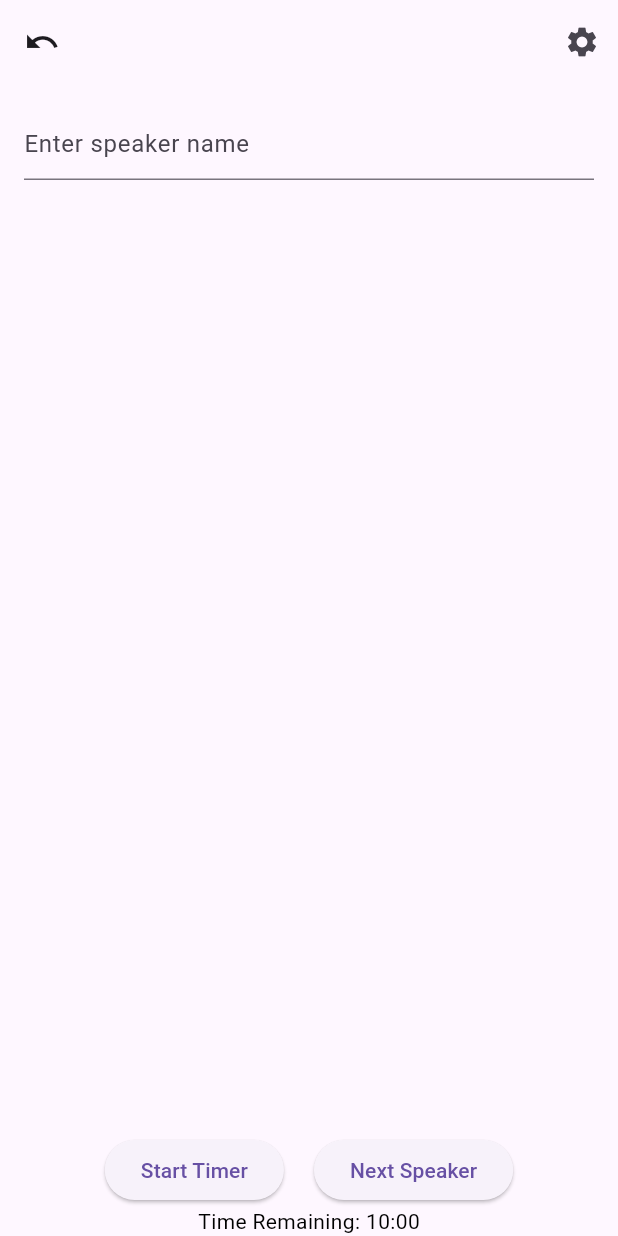
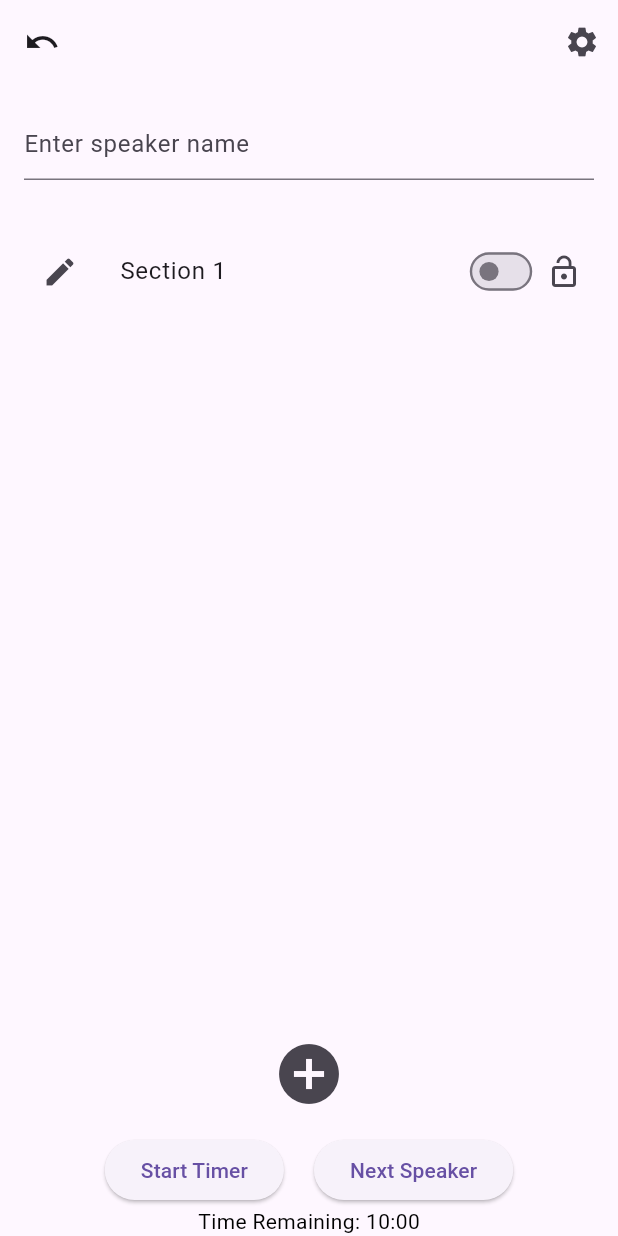
Before and after one commit to KilakOriginal/speakers_list, a Flutter app: the screen it shows after launch, on a phone screen of 412 x 824 dp. Run offline on Flutter 3.47's test engine with Material 3 defaults, Android fonts, the phone set to English and light mode, and no system bars.

Commit message:
Add sections

```diff
--- a/assets/languages/de.json
+++ b/assets/languages/de.json
@@ -12,5 +12,6 @@
     "save": "Speichern",
     "current_speaker": "Aktueller Redner",
     "next_up": "Als nächstes",
-    "language": "Sprache"
+    "language": "Sprache",
+    "section": "Abschnitt"
 }
--- a/assets/languages/en.json
+++ b/assets/languages/en.json
@@ -12,5 +12,6 @@
     "save": "Save",
     "current_speaker": "Current Speaker",
     "next_up": "Next Up",
-    "language": "Language"
+    "language": "Language",
+    "section": "Section"
 }
--- a/assets/languages/fr.json
+++ b/assets/languages/fr.json
@@ -12,5 +12,6 @@
     "save": "Sauvegarder",
     "current_speaker": "Orateur actuel",
     "next_up": "Prochaine étape",
-    "language": "Langue"
+    "language": "Langue",
+    "section": "Section"
 }
--- /dev/null
+++ b/lib/models/section.dart
@@ -0,0 +1,16 @@
+class Section {
+  String name;
+  bool isOpen;
+  List<String> speakers;
+
+  Section({required this.name, this.isOpen = true, List<String>? speakers})
+      : speakers = speakers ?? [];
+
+  Section clone() {
+    return Section(
+      name: this.name,
+      isOpen: this.isOpen,
+      speakers: List<String>.from(this.speakers),
+    );
+  }
+}
--- a/lib/screens/home_screen.dart
+++ b/lib/screens/home_screen.dart
@@ -4,6 +4,7 @@ import 'dart:async';
 import 'settings_screen.dart';
 import '../util/undo_action.dart';
 import '../util/l10n.dart';
+import '../models/section.dart';
 
 class HomeScreen extends StatefulWidget {
   final Function(ThemeMode) setThemeMode;
@@ -20,7 +21,7 @@ class HomeScreenState extends State<HomeScreen> {
   final int _maxUndoStackSize = 10;
   final FocusNode _focusNode = FocusNode();
 
-  List<String> _speakers = [];
+  List<Section> _sections = [Section(name: '${L10n.translate('section')} 1')];
   TextEditingController _controller = TextEditingController();
   int _selectedIndex = -1;
   bool _timerActive = false;
@@ -28,32 +29,91 @@ class HomeScreenState extends State<HomeScreen> {
   int _currentTime = 600; // 10 minutes in seconds
   Timer? _timer;
 
-  void _addSpeaker(String name) {
+  void _addSection() {
     setState(() {
-      _speakers.add(name);
-      if (_speakers.length == 1) {
-        _currentTime = _maxTimePerSpeaker;
-        _startTimer();
+      _sections.add(Section(name: '${L10n.translate('section')} ${_sections.length + 1}'));
+    });
+  }
+
+  void _renameSection(Section section) {
+    _editController.text = section.name;
+    showDialog(
+      context: context,
+      builder: (BuildContext context) {
+        return AlertDialog(
+          title: Text(L10n.translate('edit_section')),
+          content: TextField(
+            controller: _editController,
+          ),
+          actions: <Widget>[
+            TextButton(
+              child: Text(L10n.translate('cancel')),
+              onPressed: () {
+                Navigator.pop(context);
+              },
+            ),
+            TextButton(
+              child: Text(L10n.translate('save')),
+              onPressed: () {
+                if (_editController.text.isNotEmpty) {
+                  setState(() {
+                    _undoStack.add(UndoAction(type: 'rename_section', speakers: List.from(section.speakers), index: _sections.indexOf(section)));
+                    section.name = _editController.text;
+                  });
+                  Navigator.pop(context);
+                }
+              },
+            ),
+          ],
+        );
+      },
+    );
+  }
+
+  void _closeSection(Section section) {
+    setState(() {
+      section.isOpen = false;
+      if (section.speakers.isEmpty) {
+        _undoStack.add(UndoAction(type: 'remove_section', speakers: List.from(section.speakers), index: _sections.indexOf(section)));
+        _sections.remove(section);
       }
     });
   }
 
-  void _removeSpeaker(int index) {
+  void _toggleSectionLock(Section section) {
     setState(() {
-      _undoStack.add(UndoAction(type: 'remove', index: index, name: _speakers[index]));
-      if (_undoStack.length > _maxUndoStackSize) {
-        _undoStack.removeAt(0);
+      section.isOpen = !section.isOpen;
+    });
   }
-      _speakers.removeAt(index);
-      if (_speakers.isEmpty) {
-        _timer?.cancel();
-        _timerActive = false;
+
+  void _addSpeaker(String name) {
+    setState(() {
+      Section? topmostOpenSection;
+      try {
+        topmostOpenSection = _sections.firstWhere((section) => section.isOpen);
+      } catch (e) {
+        topmostOpenSection = null;
+      }
+      if (topmostOpenSection != null) {
+        _undoStack.add(UndoAction(type: 'add_speaker', speakers: List.from(topmostOpenSection.speakers), index: _sections.indexOf(topmostOpenSection)));
+        topmostOpenSection.speakers.add(name);
+      }
+    });
+  }
+
+  void _removeSpeaker(Section section, String speaker) {
+    setState(() {
+      _undoStack.add(UndoAction(type: 'remove_speaker', speakers: List.from(section.speakers), name: speaker, index: _sections.indexOf(section)));
+      section.speakers.remove(speaker);
+      if (section.speakers.isEmpty) {
+        _sections.remove(section);
       }
     });
   }
 
   void _editName(int index) {
-    _editController.text = _speakers[index];
+    Section topmostOpenSection = _sections.firstWhere((section) => section.isOpen);
+    _editController.text = topmostOpenSection.speakers[index];
     showDialog(
       context: context,
       builder: (BuildContext context) {
@@ -74,11 +134,8 @@ class HomeScreenState extends State<HomeScreen> {
               onPressed: () {
                 if (_editController.text.isNotEmpty) {
                   setState(() {
-                    _undoStack.add(UndoAction(type: 'rename', index: index, name: _speakers[index]));
-                    if (_undoStack.length > _maxUndoStackSize) {
-                      _undoStack.removeAt(0);
-                    }
-                    _speakers[index] = _editController.text;
+                    _undoStack.add(UndoAction(type: 'rename_speaker', speakers: List.from(topmostOpenSection.speakers), index: index, name: topmostOpenSection.speakers[index]));
+                    topmostOpenSection.speakers[index] = _editController.text;
                   });
                   Navigator.pop(context);
                 }
@@ -92,13 +149,10 @@ class HomeScreenState extends State<HomeScreen> {
 
   void _nextSpeaker() {
     setState(() {
-      if (_speakers.isNotEmpty) {
-        _undoStack.add(UndoAction(type: 'next', index: 0, name: _speakers[0], timeRemaining: _currentTime));
-        if (_undoStack.length > _maxUndoStackSize) {
-          _undoStack.removeAt(0);
-        }
-        _speakers.removeAt(0);
-        if (_speakers.isNotEmpty) {
+      if (_sections[0].speakers.isNotEmpty) {
+        _undoStack.add(UndoAction(type: 'next_speaker', speakers: List.from(_sections[0].speakers), name: _sections[0].speakers[0], timeRemaining: _currentTime, index: 0));
+        _sections[0].speakers.removeAt(0);
+        if (_sections[0].speakers.isNotEmpty) {
           _currentTime = _maxTimePerSpeaker;
         } else {
           _timer?.cancel();
@@ -113,15 +167,24 @@ class HomeScreenState extends State<HomeScreen> {
       final action = _undoStack.removeLast();
       setState(() {
         switch (action.type) {
-          case 'remove':
-            _speakers.insert(action.index, action.name!);
+          case 'add_speaker':
+            _sections[action.index].speakers = action.speakers!;
             break;
-          case 'rename':
-            _speakers[action.index] = action.name!;
+          case 'remove_speaker':
+            _sections[action.index].speakers = action.speakers!;
             break;
-          case 'next':
-            _speakers.insert(0, action.name!);
+          case 'rename_speaker':
+            _sections[action.index].speakers = action.speakers!;
+            break;
+          case 'next_speaker':
+            _sections[0].speakers = action.speakers!;
             _currentTime = action.timeRemaining!;
+            break;
+          case 'rename_section':
+            _sections[action.index].speakers = action.speakers!;
+            break;
+          case 'remove_section':
+            _sections.insert(action.index, Section(name: action.name!, speakers: action.speakers!));
             break;
         }
       });
@@ -130,7 +193,7 @@ class HomeScreenState extends State<HomeScreen> {
 
   void _startTimer() {
     _timer?.cancel();
-    if (_timerActive && _speakers.isNotEmpty) {
+    if (_timerActive && _sections[0].speakers.isNotEmpty) {
       _timer = Timer.periodic(Duration(seconds: 1), (timer) {
         setState(() {
           if (_currentTime > 0) {
@@ -145,7 +208,7 @@ class HomeScreenState extends State<HomeScreen> {
   }
 
   void _toggleTimer() {
-    if (_speakers.isNotEmpty) {
+    if (_sections[0].speakers.isNotEmpty) {
       setState(() {
         _timerActive = !_timerActive;
         if (_timerActive) {
@@ -160,7 +223,7 @@ class HomeScreenState extends State<HomeScreen> {
   void _setTimeLimit(int newTimeLimit) {
     setState(() {
       _maxTimePerSpeaker = newTimeLimit;
-      if (_speakers.isNotEmpty) {
+      if (_sections[0].speakers.isNotEmpty) {
         _currentTime = newTimeLimit;
       }
     });
@@ -239,7 +302,7 @@ class HomeScreenState extends State<HomeScreen> {
                     ),
                   ),
                   SizedBox(height: 16),
-                  if (_speakers.isNotEmpty)
+                  if (_sections.isNotEmpty && _sections[0].speakers.isNotEmpty)
                     Column(
                       crossAxisAlignment: CrossAxisAlignment.start,
                       children: [
@@ -260,7 +323,7 @@ class HomeScreenState extends State<HomeScreen> {
                             child: Align(
                               alignment: Alignment.center,
                               child: Text(
-                                _speakers[0],
+                                _sections[0].speakers[0],
                                 style: TextStyle(
                                   fontSize: 28,
                                   fontWeight: FontWeight.bold,
@@ -273,31 +336,53 @@ class HomeScreenState extends State<HomeScreen> {
                       ],
                     ),
                   SizedBox(height: 16),
-                  if (_speakers.length > 1)
-                    Container(
-                      alignment: Alignment.centerLeft,
-                      padding: const EdgeInsets.symmetric(horizontal: 16.0),
-                      child: Text(
-                        '${L10n.translate('next_up')}:',
-                        style: TextStyle(fontSize: 18, fontWeight: FontWeight.bold),
+                  Expanded(
+                    child: ReorderableListView(
+                      onReorder: (oldIndex, newIndex) {
+                        setState(() {
+                          if (newIndex > oldIndex) newIndex--;
+                          final section = _sections.removeAt(oldIndex);
+                          _sections.insert(newIndex, section);
+                        });
+                      },
+                      children: _sections.map((section) {
+                        return ExpansionTile(
+                          key: ValueKey(section.name),
+                          title: Row(
+                            children: [
+                              Text(section.name),
+                            ],
+                          ),
+                          leading: IconButton(
+                            icon: Icon(Icons.edit),
+                            onPressed: () => _renameSection(section),
+                          ),
+                          trailing: Row(
+                            mainAxisSize: MainAxisSize.min,
+                            children: [
+                              Transform.scale(
+                                scale: 0.8, // Make the switch smaller
+                                child: Switch(
+                                  value: !section.isOpen,
+                                  onChanged: (value) => _toggleSectionLock(section),
                                 ),
                               ),
-                  if (_speakers.length > 1)
-                    Flexible(
-                      fit: FlexFit.loose,
+                              Icon(section.isOpen ? Icons.lock_open : Icons.lock),
+                            ],
+                          ),
+                          children: [
+                            Container(
+                              height: 200, // Set a fixed height for the ReorderableListView
                               child: ReorderableListView(
                                 onReorder: (oldIndex, newIndex) {
-                          // Adjust indices to account for the current speaker
-                          if (newIndex > oldIndex) {
-                            newIndex -= 1;
-                          }
                                   setState(() {
-                            final speaker = _speakers.removeAt(oldIndex + 1);
-                            _speakers.insert(newIndex + 1, speaker);
+                                    if (newIndex > oldIndex) newIndex--;
+                                    final speaker = section.speakers.removeAt(oldIndex);
+                                    section.speakers.insert(newIndex, speaker);
                                   });
                                 },
-                        children: _speakers.skip(1).map((speaker) {
-                          int index = _speakers.indexOf(speaker);
+                                children: section.speakers.map((speaker) {
+                                  int index = section.speakers.indexOf(speaker);
                                   return ListTile(
                                     key: ValueKey(speaker),
                                     title: GestureDetector(
@@ -316,7 +401,7 @@ class HomeScreenState extends State<HomeScreen> {
                                     trailing: IconButton(
                                       icon: Icon(Icons.close),
                                       onPressed: () {
-                                _removeSpeaker(index);
+                                        _removeSpeaker(section, speaker);
                                       },
                                     ),
                                     selected: _selectedIndex == index,
@@ -329,6 +414,18 @@ class HomeScreenState extends State<HomeScreen> {
                                 }).toList(),
                               ),
                             ),
+                          ],
+                        );
+                      }).toList(),
+                    ),
+                  ),
+                  SizedBox(height: 8), // Small margin before the plus button
+                  IconButton(
+                    iconSize: 48, // Increase the size of the add section button
+                    icon: Icon(Icons.add_circle),
+                    onPressed: _addSection,
+                  ),
+                  SizedBox(height: 8), // Small margin after the plus button
                 ],
               ),
             ),
--- a/lib/util/undo_action.dart
+++ b/lib/util/undo_action.dart
@@ -3,6 +3,7 @@ class UndoAction {
   final int index;
   final String? name;
   final int? timeRemaining;
+  final List<String>? speakers;
 
-  UndoAction({required this.type, required this.index, this.name, this.timeRemaining});
+  UndoAction({required this.type, required this.index, this.name, this.timeRemaining, this.speakers});
 }
```
Lines whose indentation alone changed are shown as unchanged.
